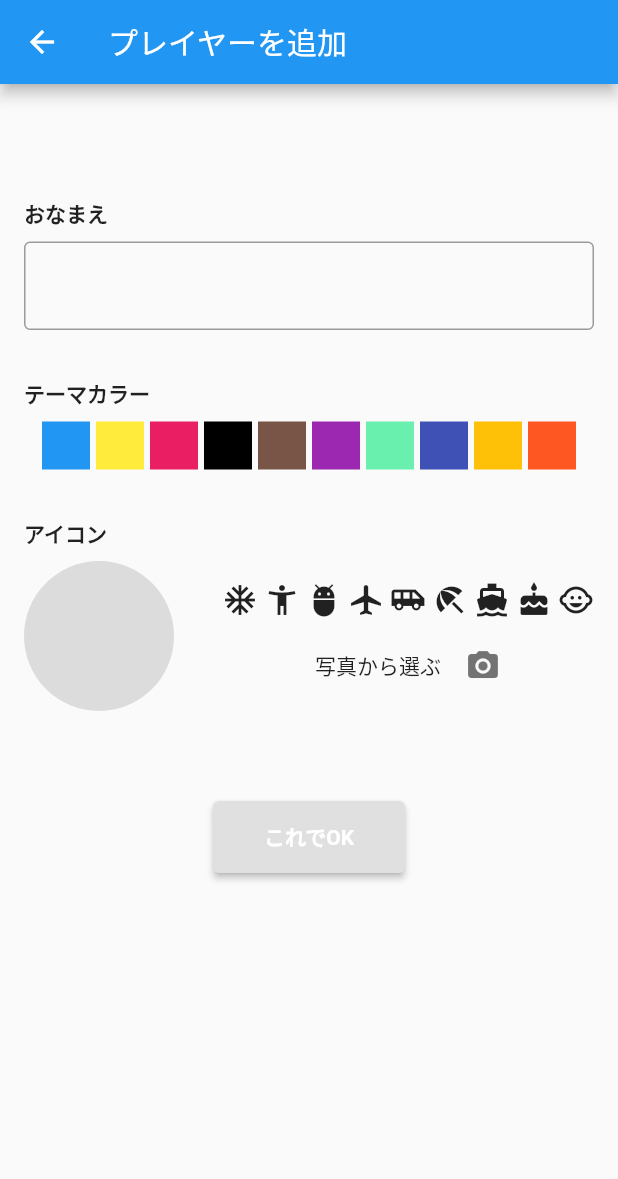
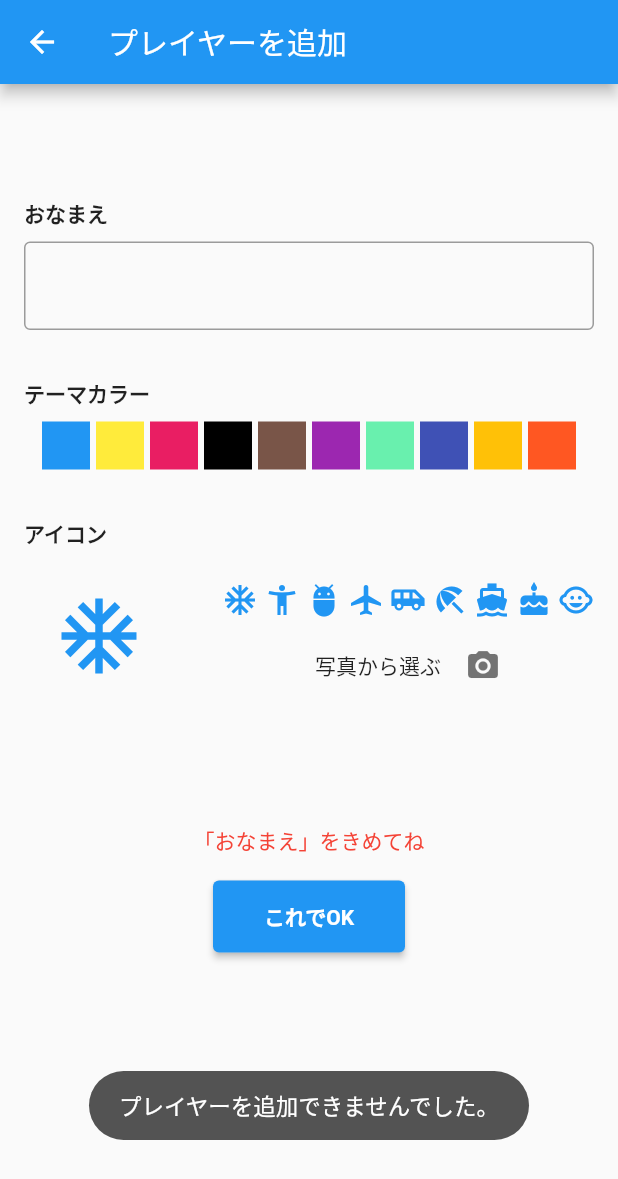
Before and after one commit to chooyan-eng/EverydayMath, a Flutter app: the UserCreateScene screen opened directly, after a tap on "これでOK", on a phone screen of 412 x 824 dp. Shown: the top 1179 px of the screen. Run offline on Flutter 3.47's test engine with Material 2 defaults, Android fonts, the phone set to English and light mode, and no system bars; our stand-ins replace image_picker, sqflite, toast; missing offline and left inert: image_crop; accounts and stored records are empty.

Commit message:
ユーザビリティの改善

```diff
--- a/lib/bloc/user_create_bloc.dart
+++ b/lib/bloc/user_create_bloc.dart
@@ -8,11 +8,12 @@ class UserCreateBloc extends ChangeNotifier {
 
   final TextEditingController nameController = TextEditingController();
 
-  Color _color;
+  var _color = Colors.blue;
   File _saveFile;
   File _tempImageFile;
   bool get isCropping => _tempImageFile != null;
-  IconData _tempIconData;
+  var _tempIconData = Icons.ac_unit;
+  final errorMessages = <String>[];
 
   String get name => nameController.text;
 
@@ -44,11 +45,14 @@ class UserCreateBloc extends ChangeNotifier {
     tempImageFile = await ImagePicker.pickImage(source: ImageSource.gallery);
   }
 
-  Future<void> saveImage() async {
+  Future<User> save() async {
+    errorMessages.clear();
+    if (name?.isEmpty ?? true) {
+      errorMessages.add('「おなまえ」をきめてね');
+      notifyListeners();
+      return null;
+    }
 
-  }
-
-  Future<User> save() async {
     final userProvider = UserProvider();
     await userProvider.open();
     final newUser = await userProvider.insert(
--- a/lib/view/user_create_page.dart
+++ b/lib/view/user_create_page.dart
@@ -95,16 +95,25 @@ class UserCreatePage extends StatelessWidget {
                   ],
                 ),
                 SizedBox(height: 60),
+                Offstage(
+                  offstage: bloc.errorMessages.isEmpty,
+                  child: Padding(
+                    padding: const EdgeInsets.symmetric(vertical: 16),
+                    child: Center(
+                      child: Text(bloc.errorMessages.join('\n'), style: TextStyle(color: Colors.red)),
+                    ),
+                  ),
+                ),
                 Center(
                   child: RaisedButton(
                     onPressed: () async {
                       final user = await bloc.save();
-                      if (user.id != null) {
+                      if (user?.id != null) {
                         Toast.show('${user.name}を追加しました！', context);
                         await Provider.of<UserBloc>(context, listen: false).load();
                         Navigator.pop(context);
                       } else {
-                        Toast.show('${user.name}を追加できませんでした、、', context);
+                        Toast.show('プレイヤーを追加できませんでした。', context);
                       }
                     },
                     padding: const EdgeInsets.all(0.0),
--- a/lib/view/widget/number_keyboard.dart
+++ b/lib/view/widget/number_keyboard.dart
@@ -12,7 +12,9 @@ class NumberKeyboard extends StatelessWidget {
 
   @override
   Widget build(BuildContext context) {
-    return Wrap(
+    return Container(
+      width: keySize * 3 + 16,
+      child: Wrap(
         spacing: 8,
         runSpacing: 8,
         alignment: WrapAlignment.center,
@@ -24,6 +26,7 @@ class NumberKeyboard extends StatelessWidget {
               _buildKey(0, keySize),
               SizedBox(width: keySize, height: keySize),
             ]),
+      ),
     );
   }
 
```
Also changed, not shown: lib/view/question_page.dart (+8 -7 lines), 1 other file. Lines whose indentation alone changed are shown as unchanged.
